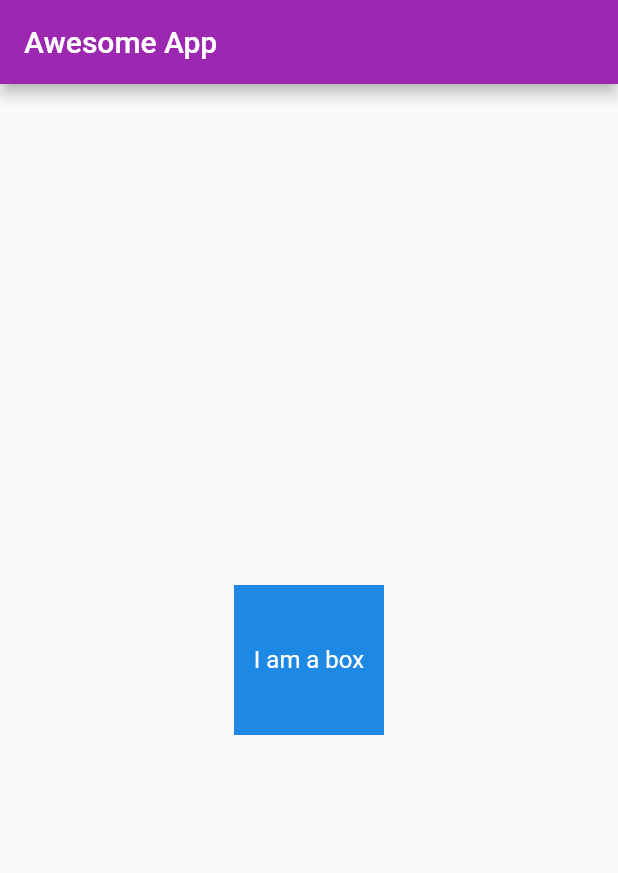
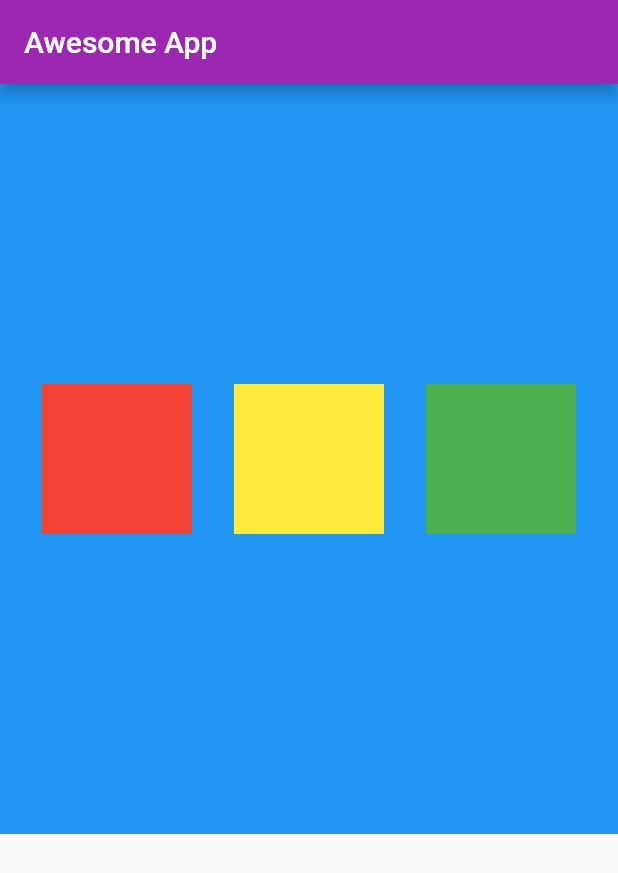
Before and after one commit to zubairbhuian/flutter-app, a Flutter app: the screen it shows after launch, on a phone screen of 412 x 824 dp. Shown: the top 873 px of the screen. Run offline on Flutter 3.47's test engine with Material 2 defaults, Android fonts, the phone set to English and light mode, and no system bars.

Commit message:
flutter10.7

```diff
--- a/lib/main.dart
+++ b/lib/main.dart
@@ -2,11 +2,9 @@ import 'package:flutter/material.dart';
 
 void main() {
   runApp(MaterialApp(
-      debugShowCheckedModeBanner: false,
-    home:const HomePage(),
-    theme: ThemeData(
-
-      primarySwatch:Colors.purple),
+    debugShowCheckedModeBanner: false,
+    home: const HomePage(),
+    theme: ThemeData(primarySwatch: Colors.purple),
   ));
 }
 
@@ -17,23 +15,34 @@ class HomePage extends StatelessWidget {
   Widget build(BuildContext context) {
     return Scaffold(
       appBar: AppBar(
-        title:const Text("Awesome App"),
+        title: const Text("Awesome App"),
       ),
-      body:Center(
-        child: Container(
-          padding: const EdgeInsets.all(8),
-          color: Colors.blue[600],
-          width: 100,
-          height: 100,
-          alignment:Alignment.center,
-
-          child: const Text(
-            "I am a box",
-            style:TextStyle(
-              fontSize: 16,
-              color: Colors.white
+      body: Container(
+        color: Colors.blue,
+        height: 500,
+        child: Row(
+          mainAxisAlignment: MainAxisAlignment.spaceEvenly,
+          crossAxisAlignment: CrossAxisAlignment.center,
+          children: [
+            Container(
+              padding: const EdgeInsets.all(8),
+              color: Colors.red,
+              width: 100,
+              height: 100,
             ),
+            Container(
+              padding: const EdgeInsets.all(8),
+              color: Colors.yellow,
+              width: 100,
+              height: 100,
             ),
+            Container(
+              padding: const EdgeInsets.all(8),
+              color: Colors.green,
+              width: 100,
+              height: 100,
+            )
+          ],
         ),
       ),
     );
```
Also changed, not shown: images/demo.png.
